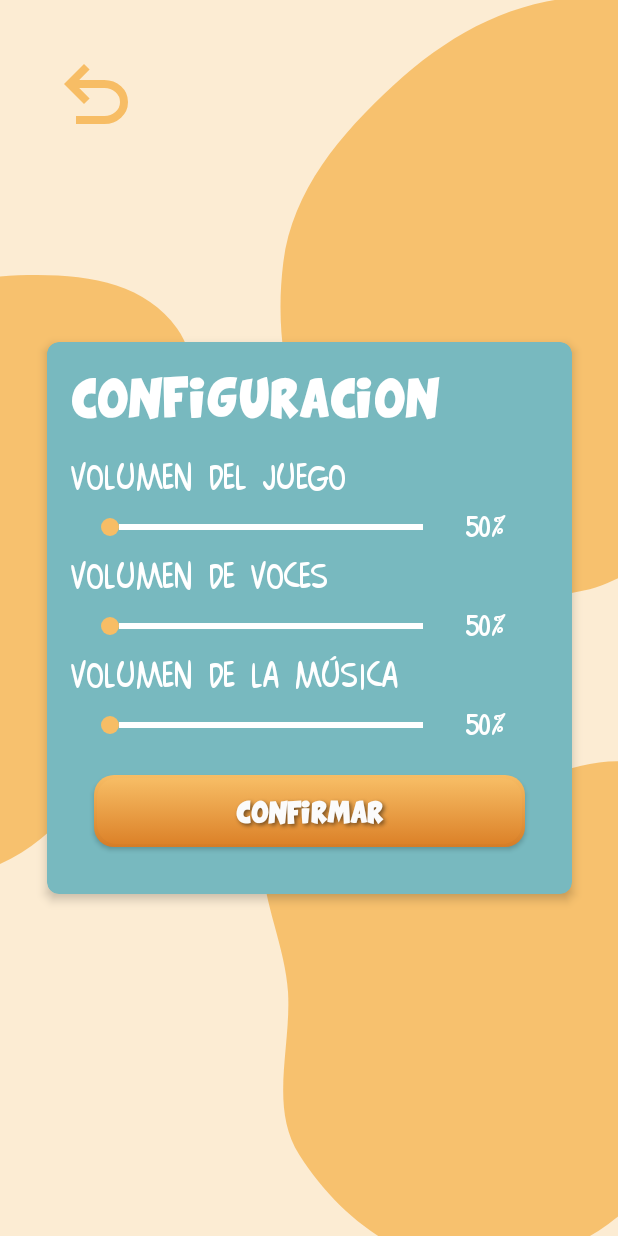
After one commit to Ationno/Mi-Caballo-Zanahorio, an Android app: the PatientConfigGameFragment screen opened through its navigation route, on a phone screen of 412 x 824 dp. The commit adds this screen. Run offline under Robolectric (Android 15) with nearby library versions, the phone set to English and light mode, and no system bars; our stand-ins replace Room's generated code; 2 statements that could not run were skipped.

Commit message:
Agregada pagina de configuracion del juego para los pacientes (se modifico la base da datos). Se arreglaron algunos errores.

```diff
--- a/app/src/main/java/com/example/juegosdidacticos_limpiezadecaballo/MainActivity.kt
+++ b/app/src/main/java/com/example/juegosdidacticos_limpiezadecaballo/MainActivity.kt
@@ -21,7 +21,6 @@
         binding = MainPageBinding.inflate(layoutInflater)
         setContentView(binding.root)
 
-        // Initialize NavController
         val navHostFragment =
             supportFragmentManager.findFragmentById(R.id.navHostFragment) as NavHostFragment
         navController = navHostFragment.navController
--- /dev/null
+++ b/app/src/main/java/com/example/juegosdidacticos_limpiezadecaballo/data/database/ConfigGameDao.kt
@@ -0,0 +1,33 @@
+package com.example.juegosdidacticos_limpiezadecaballo.data.database
+
+import androidx.room.Dao
+import androidx.room.Insert
+import androidx.room.OnConflictStrategy
+import androidx.room.Query
+import com.example.juegosdidacticos_limpiezadecaballo.data.model.ConfigGameEntity
+
+@Dao
+interface ConfigGameDao {
+    @Insert(onConflict = OnConflictStrategy.REPLACE)
+    suspend fun insertGameConfig(config: ConfigGameEntity)
+
+    @Query("DELETE FROM config_game_table WHERE patientId = :patientId")
+    suspend fun deleteGameConfigByPatientId(patientId: Int)
+
+    @Query(
+        """
+        UPDATE config_game_table
+        SET gameVolume = :gameVolume, voiceVolume = :voiceVolume, musicVolume = :musicVolume
+        WHERE patientId = :patientId
+    """
+    )
+    suspend fun updateGameConfigByPatientId(
+        patientId: Int,
+        gameVolume: Int,
+        voiceVolume: Int,
+        musicVolume: Int
+    )
+
+    @Query("SELECT * FROM config_game_table WHERE patientId = :patientId")
+    suspend fun getGameConfigByPatientId(patientId: Int): ConfigGameEntity?
+}
--- a/app/src/main/java/com/example/juegosdidacticos_limpiezadecaballo/data/database/UserDatabase.kt
+++ b/app/src/main/java/com/example/juegosdidacticos_limpiezadecaballo/data/database/UserDatabase.kt
@@ -6,22 +6,24 @@
 import androidx.room.RoomDatabase
 import androidx.room.TypeConverters
 import com.example.juegosdidacticos_limpiezadecaballo.data.model.ConfigEntity
+import com.example.juegosdidacticos_limpiezadecaballo.data.model.ConfigGameEntity
 import com.example.juegosdidacticos_limpiezadecaballo.data.model.PatientEntity
 import com.example.juegosdidacticos_limpiezadecaballo.data.model.TherapistEntity
 import com.example.juegosdidacticos_limpiezadecaballo.data.model.GameStateEntity
 import com.example.juegosdidacticos_limpiezadecaballo.utils.Converters
 
 @Database(
-    entities = [PatientEntity::class, TherapistEntity::class, GameStateEntity::class, ConfigEntity::class],
-    version = 14
+    entities = [PatientEntity::class, TherapistEntity::class, GameStateEntity::class, ConfigEntity::class, ConfigGameEntity::class],
+    version = 17
 )
-@TypeConverters(Converters::class) // Register the TypeConverter
+@TypeConverters(Converters::class)
 abstract class UserDatabase : RoomDatabase() {
 
     abstract fun patientDao(): PatientDao
     abstract fun therapistDao(): TherapistDao
     abstract fun gameStateDao(): GameStateDao
     abstract fun configDao(): ConfigDao
+    abstract fun configGameDao(): ConfigGameDao
 
     companion object {
         @Volatile
--- a/app/src/main/java/com/example/juegosdidacticos_limpiezadecaballo/data/model/NamedEntity.kt
+++ b/app/src/main/java/com/example/juegosdidacticos_limpiezadecaballo/data/model/NamedEntity.kt
@@ -6,4 +6,5 @@
 interface NamedEntity : Parcelable {
     val name: String
     val avatar: Avatar
+    val id: Int
 }
--- a/app/src/main/java/com/example/juegosdidacticos_limpiezadecaballo/data/model/PatientEntity.kt
+++ b/app/src/main/java/com/example/juegosdidacticos_limpiezadecaballo/data/model/PatientEntity.kt
@@ -9,7 +9,7 @@
 @Parcelize
 @Entity(tableName = "patient_table")
 data class PatientEntity(
-    @PrimaryKey(autoGenerate = true) val id: Int = 0,
+    @PrimaryKey(autoGenerate = true) override val id: Int = 0,
     override val name: String,
     val surname: String,
     val age: Int,
--- a/app/src/main/java/com/example/juegosdidacticos_limpiezadecaballo/data/model/TherapistEntity.kt
+++ b/app/src/main/java/com/example/juegosdidacticos_limpiezadecaballo/data/model/TherapistEntity.kt
@@ -8,7 +8,7 @@
 @Parcelize
 @Entity(tableName = "therapist_table")
 data class TherapistEntity(
-    @PrimaryKey(autoGenerate = true) val id: Int = 0,
+    @PrimaryKey(autoGenerate = true) override val id: Int = 0,
     override val name: String,
     val surname: String,
     override val avatar: Avatar,
--- /dev/null
+++ b/app/src/main/java/com/example/juegosdidacticos_limpiezadecaballo/ui/fragment/PatientConfigGameFragment.kt
@@ -0,0 +1,126 @@
+package com.example.juegosdidacticos_limpiezadecaballo.ui.fragment
+
+import android.os.Bundle
+import android.view.LayoutInflater
+import android.view.View
+import android.view.ViewGroup
+import android.widget.SeekBar
+import android.widget.TextView
+import android.widget.Toast
+import androidx.fragment.app.Fragment
+import androidx.fragment.app.activityViewModels
+import androidx.lifecycle.lifecycleScope
+import androidx.navigation.fragment.findNavController
+import com.example.juegosdidacticos_limpiezadecaballo.R
+import com.example.juegosdidacticos_limpiezadecaballo.data.model.ConfigGameEntity
+import com.example.juegosdidacticos_limpiezadecaballo.data.model.PatientEntity
+import com.example.juegosdidacticos_limpiezadecaballo.data.model.TherapistEntity
+import com.example.juegosdidacticos_limpiezadecaballo.databinding.ConfigGamePatientBinding
+import com.example.juegosdidacticos_limpiezadecaballo.ui.viewmodel.UserViewModel
+import com.example.juegosdidacticos_limpiezadecaballo.utils.AvatarUtils.getAvatarType
+import com.example.juegosdidacticos_limpiezadecaballo.utils.BackgroundMusicPlayer
+import com.example.juegosdidacticos_limpiezadecaballo.utils.capitalizeFirstLetter
+import kotlinx.coroutines.launch
+
+class PatientConfigGameFragment : Fragment() {
+
+    private var _binding: ConfigGamePatientBinding? = null
+    private val binding get() = _binding!!
+
+    private val userViewModel: UserViewModel by activityViewModels()
+    private var selectedUser: PatientEntity? = null
+
+    override fun onCreateView(
+        inflater: LayoutInflater, container: ViewGroup?,
+        savedInstanceState: Bundle?
+    ): View {
+        _binding = ConfigGamePatientBinding.inflate(inflater, container, false)
+        return binding.root
+    }
+
+    override fun onViewCreated(view: View, savedInstanceState: Bundle?) {
+        super.onViewCreated(view, savedInstanceState)
+        arguments?.let {
+            selectedUser = it.getParcelable("selectedUser", PatientEntity::class.java)
+        }
+        val gameVolumeSeekBar = binding.gameVolumeSeekBar
+        val gameVolumePercentage = binding.gameVolumePercentage
+        val voiceVolumeSeekBar = binding.voiceVolumeSeekBar
+        val voiceVolumePercentage = binding.voiceVolumePercentage
+        val musicVolumeSeekBar = binding.musicVolumeSeekBar
+        val musicVolumePercentage = binding.musicVolumePercentage
+
+        selectedUser!!.id.let { id: Int ->
+            lifecycleScope.launch {
+
+                val configGame = userViewModel.getGameConfigByPatientId(id)!!
+
+                val gameVolume = configGame.gameVolume
+                val voiceVolume = configGame.voiceVolume
+                val musicVolume = configGame.musicVolume
+
+                gameVolumeSeekBar.progress = gameVolume
+                gameVolumePercentage.text = "$gameVolume%"
+
+                voiceVolumeSeekBar.progress = voiceVolume
+                voiceVolumePercentage.text = "$voiceVolume%"
+
+                musicVolumeSeekBar.progress = musicVolume
+                musicVolumePercentage.text = "$musicVolume%"
+            }
+        }
+
+        gameVolumeSeekBar.setOnSeekBarChangeListener(object : SeekBar.OnSeekBarChangeListener {
+            override fun onProgressChanged(seekBar: SeekBar?, progress: Int, fromUser: Boolean) {
+                gameVolumePercentage.text = "$progress%"
+                BackgroundMusicPlayer.setVolume(musicVolumeSeekBar.progress, progress)
+            }
+
+            override fun onStartTrackingTouch(seekBar: SeekBar?) {}
+            override fun onStopTrackingTouch(seekBar: SeekBar?) {}
+        })
+
+        voiceVolumeSeekBar.setOnSeekBarChangeListener(object : SeekBar.OnSeekBarChangeListener {
+            override fun onProgressChanged(seekBar: SeekBar?, progress: Int, fromUser: Boolean) {
+                voiceVolumePercentage.text = "$progress%"
+            }
+
+            override fun onStartTrackingTouch(seekBar: SeekBar?) {}
+            override fun onStopTrackingTouch(seekBar: SeekBar?) {}
+        })
+
+        musicVolumeSeekBar.setOnSeekBarChangeListener(object : SeekBar.OnSeekBarChangeListener {
+            override fun onProgressChanged(seekBar: SeekBar?, progress: Int, fromUser: Boolean) {
+                musicVolumePercentage.text = "$progress%"
+                BackgroundMusicPlayer.setVolume(progress, gameVolumeSeekBar.progress)
+            }
+
+            override fun onStartTrackingTouch(seekBar: SeekBar?) {}
+            override fun onStopTrackingTouch(seekBar: SeekBar?) {}
+        })
+
+        binding.confirmButton.setOnClickListener {
+            selectedUser!!.id.let { id: Int ->
+                lifecycleScope.launch {
+                    userViewModel.updateGameConfig(
+                        ConfigGameEntity(
+                            patientId = id,
+                            gameVolume = gameVolumeSeekBar.progress,
+                            voiceVolume = voiceVolumeSeekBar.progress,
+                            musicVolume = musicVolumeSeekBar.progress
+                        )
+                    )
+                    findNavController().navigate(R.id.action_PatientConfigGamePage_to_UserInitPage, Bundle().apply {
+                        putParcelable("selectedUser", selectedUser)
+                    })
+                }
+            }
+        }
+    }
+
+
+    override fun onDestroyView() {
+        super.onDestroyView()
+        _binding = null
+    }
+}
--- a/app/src/main/java/com/example/juegosdidacticos_limpiezadecaballo/ui/fragment/UserSelectionFragment.kt
+++ b/app/src/main/java/com/example/juegosdidacticos_limpiezadecaballo/ui/fragment/UserSelectionFragment.kt
@@ -17,6 +17,7 @@
 import com.example.juegosdidacticos_limpiezadecaballo.databinding.UserSelectionPageBinding
 import com.example.juegosdidacticos_limpiezadecaballo.ui.adapter.NamedEntityAdapter
 import com.example.juegosdidacticos_limpiezadecaballo.utils.AvatarUtils.getAvatarResource
+import com.example.juegosdidacticos_limpiezadecaballo.utils.BackgroundMusicPlayer
 import kotlinx.coroutines.launch
 
 class UserSelectionFragment : Fragment() {
@@ -40,6 +41,7 @@
     override fun onViewCreated(view: View, savedInstanceState: Bundle?) {
         super.onViewCreated(view, savedInstanceState)
 
+        BackgroundMusicPlayer.setVolume(50, 50)
         val recyclerView = binding.recyclerView
         val buttonPatients = binding.patients
         val profileAvatar = binding.profileExample
--- a/app/src/main/java/com/example/juegosdidacticos_limpiezadecaballo/utils/BackgroundMusicPlayer.kt
+++ b/app/src/main/java/com/example/juegosdidacticos_limpiezadecaballo/utils/BackgroundMusicPlayer.kt
@@ -13,8 +13,7 @@
             mediaPlayer = MediaPlayer.create(context, musicResId)
             mediaPlayer?.isLooping = true
             mediaPlayer?.start()
-            val sharedPrefs = context.getSharedPreferences("AppSettings", MODE_PRIVATE)
-            setVolume(sharedPrefs.getInt("musicVolume", 50), sharedPrefs.getInt("gameVolume", 50))
+            setVolume(50, 50)
         }
     }
 
--- a/app/src/main/java/com/example/juegosdidacticos_limpiezadecaballo/utils/Converters.kt
+++ b/app/src/main/java/com/example/juegosdidacticos_limpiezadecaballo/utils/Converters.kt
@@ -6,11 +6,11 @@
 class Converters {
     @TypeConverter
     fun fromDate(date: Date?): Long? {
-        return date?.time // Convert Date to Long (milliseconds since epoch)
+        return date?.time
     }
 
     @TypeConverter
     fun toDate(millisSinceEpoch: Long?): Date? {
-        return millisSinceEpoch?.let { Date(it) } // Convert Long to Date
+        return millisSinceEpoch?.let { Date(it) }
     }
 }
--- /dev/null
+++ b/app/src/main/res/layout/config_game_patient.xml
@@ -0,0 +1,159 @@
+<?xml version="1.0" encoding="utf-8"?>
+<androidx.constraintlayout.widget.ConstraintLayout xmlns:android="http://schemas.android.com/apk/res/android"
+    android:layout_width="match_parent"
+    android:layout_height="match_parent"
+    xmlns:app="http://schemas.android.com/apk/res-auto">
+
+    <androidx.cardview.widget.CardView
+        android:layout_width="350dp"
+        android:layout_height="wrap_content"
+        app:cardBackgroundColor="@color/light_blue"
+        app:cardCornerRadius="8dp"
+        app:cardElevation="4dp"
+        app:layout_constraintBottom_toBottomOf="parent"
+        app:layout_constraintEnd_toEndOf="parent"
+        app:layout_constraintStart_toStartOf="parent"
+        app:layout_constraintTop_toTopOf="parent">
+
+        <androidx.constraintlayout.widget.ConstraintLayout
+            android:layout_width="match_parent"
+            android:layout_height="wrap_content"
+            android:padding="16dp">
+
+            <TextView
+                android:id="@+id/infoTitle"
+                android:layout_width="wrap_content"
+                android:layout_height="wrap_content"
+                android:layout_marginEnd="20dp"
+                android:fontFamily="@font/comixloud"
+                android:text="@string/configuration"
+                android:textColor="@color/white"
+                android:textSize="18sp"
+                app:layout_constraintStart_toStartOf="parent"
+                app:layout_constraintTop_toTopOf="parent" />
+
+            <LinearLayout
+                android:layout_width="match_parent"
+                android:layout_height="wrap_content"
+                android:layout_marginTop="20dp"
+                android:orientation="vertical"
+                app:layout_constraintTop_toBottomOf="@id/infoTitle">
+
+                <TextView
+                    android:layout_width="match_parent"
+                    android:layout_height="wrap_content"
+                    android:fontFamily="@font/comixregular"
+                    android:text="@string/game_volume"
+                    android:textColor="@color/white"
+                    android:textSize="25sp" />
+
+                <LinearLayout
+                    android:layout_width="match_parent"
+                    android:layout_height="wrap_content"
+                    android:gravity="center_vertical"
+                    android:orientation="horizontal">
+
+                    <SeekBar
+                        android:id="@+id/gameVolumeSeekBar"
+                        android:layout_width="0dp"
+                        android:layout_height="wrap_content"
+                        android:layout_margin="10dp"
+                        android:layout_weight="1"
+                        android:max="100"
+                        android:progressDrawable="@drawable/seek_bar"
+                        android:thumb="@drawable/seek_thumb" />
+
+                    <TextView
+                        android:id="@+id/gameVolumePercentage"
+                        android:layout_width="35dp"
+                        android:layout_height="wrap_content"
+                        android:layout_marginEnd="20dp"
+                        android:fontFamily="@font/comixregular"
+                        android:text="50%"
+                        android:textColor="@color/white"
+                        android:textSize="20sp" />
+                </LinearLayout>
+
+                <TextView
+                    android:layout_width="match_parent"
+                    android:layout_height="wrap_content"
+                    android:fontFamily="@font/comixregular"
+                    android:text="@string/voice_volume"
+                    android:textColor="@color/white"
+                    android:textSize="25sp" />
+
+                <LinearLayout
+                    android:layout_width="match_parent"
+                    android:layout_height="wrap_content"
+                    android:gravity="center_vertical"
+                    android:orientation="horizontal">
+
+                    <SeekBar
+                        android:id="@+id/voiceVolumeSeekBar"
+                        android:layout_width="0dp"
+                        android:layout_height="wrap_content"
+                        android:layout_margin="10dp"
+                        android:layout_weight="1"
+                        android:max="100"
+                        android:progressDrawable="@drawable/seek_bar"
+                        android:thumb="@drawable/seek_thumb" />
+
+                    <TextView
+                        android:id="@+id/voiceVolumePercentage"
+                        android:layout_width="35dp"
+                        android:layout_height="wrap_content"
+                        android:layout_marginEnd="20dp"
+                        android:fontFamily="@font/comixregular"
+                        android:text="50%"
+                        android:textColor="@color/white"
+                        android:textSize="20sp" />
+                </LinearLayout>
+
+                <TextView
+                    android:layout_width="match_parent"
+                    android:layout_height="wrap_content"
+                    android:fontFamily="@font/comixregular"
+                    android:text="@string/music_volume"
+                    android:textColor="@color/white"
+                    android:textSize="25sp" />
+
+                <LinearLayout
+                    android:layout_width="match_parent"
+                    android:layout_height="wrap_content"
+                    android:gravity="center_vertical"
+                    android:orientation="horizontal">
+
+                    <SeekBar
+                        android:id="@+id/musicVolumeSeekBar"
+                        android:layout_width="0dp"
+                        android:layout_height="wrap_content"
+                        android:layout_margin="10dp"
+                        android:layout_weight="1"
+                        android:max="100"
+                        android:progressDrawable="@drawable/seek_bar"
+                        android:thumb="@drawable/seek_thumb" />
+
+                    <TextView
+                        android:id="@+id/musicVolumePercentage"
+                        android:layout_width="35dp"
+                        android:layout_height="wrap_content"
+                        android:layout_marginEnd="20dp"
+                        android:fontFamily="@font/comixregular"
+                        android:text="50%"
+                        android:textColor="@color/white"
+                        android:textSize="20sp" />
+                </LinearLayout>
+
+                <android.widget.Button
+                    android:id="@+id/confirmButton"
+                    style="@style/ButtonStyleMenu"
+                    android:layout_width="match_parent"
+                    android:layout_height="wrap_content"
+                    android:paddingVertical="8sp"
+                    android:text="@string/confirm_button"
+                    android:textSize="10sp" />
+            </LinearLayout>
+        </androidx.constraintlayout.widget.ConstraintLayout>
+    </androidx.cardview.widget.CardView>
+
+</androidx.constraintlayout.widget.ConstraintLayout>
--- a/app/src/main/res/layout/user_init_page.xml
+++ b/app/src/main/res/layout/user_init_page.xml
@@ -78,7 +78,7 @@
             android:visibility="gone" />
 
         <android.widget.Button
-            android:id="@+id/informationButton"
+            android:id="@+id/gameConfigButton"
             style="@style/ButtonStyleMenu"
             android:text="@string/configuration"
             android:textSize="16sp"
--- a/app/src/main/res/navigation/nav_graph.xml
+++ b/app/src/main/res/navigation/nav_graph.xml
@@ -43,11 +43,25 @@
             android:id="@+id/action_UserInitPage_to_UserSelectionHistoryPage"
             app:destination="@id/UserSelectionHistoryPage" />
         <action
+            android:id="@+id/action_UserInitPage_to_PatientConfigGamePage"
+            app:destination="@id/PatientConfigGamePage">
+            <argument
+                android:name="selectedUser"
+                app:argType="com.example.juegosdidacticos_limpiezadecaballo.data.model.PatientEntity" />
+        </action>
+        <action
             android:id="@+id/action_UserInitPage_to_TherapistConfigPage"
             app:destination="@id/TherapistConfigPage">
             <argument
                 android:name="selectedUser"
                 app:argType="com.example.juegosdidacticos_limpiezadecaballo.data.model.TherapistEntity" />
+        </action>
+        <action
+            android:id="@+id/action_UserInitPage_to_UserHistoryPage"
+            app:destination="@id/UserHistoryPage">
+            <argument
+                android:name="selectedUser"
+                app:argType="com.example.juegosdidacticos_limpiezadecaballo.data.model.PatientEntity" />
         </action>
     </fragment>
     <fragment
@@ -132,6 +146,18 @@
         android:id="@+id/UserHistoryPage"
         android:name="com.example.juegosdidacticos_limpiezadecaballo.ui.fragment.UserHistoryFragment"
         android:label="User History Page"
-        tools:layout="@layout/user_history_page">
+        tools:layout="@layout/user_history_page"/>
+    <fragment
+        android:id="@+id/PatientConfigGamePage"
+        android:name="com.example.juegosdidacticos_limpiezadecaballo.ui.fragment.PatientConfigGameFragment"
+        android:label="User Config Game Page"
+        tools:layout="@layout/config_game_patient">
+        <action
+            android:id="@+id/action_PatientConfigGamePage_to_UserInitPage"
+            app:destination="@id/UserInitPage">
+            <argument
+                android:name="selectedUser"
+                app:argType="com.example.juegosdidacticos_limpiezadecaballo.data.model.NamedEntity" />
+        </action>
     </fragment>
 </navigation>
```
Also changed, not shown: app/src/main/java/com/example/juegosdidacticos_limpiezadecaballo/GameActivity.kt (+35 -16 lines), app/src/main/java/com/example/juegosdidacticos_limpiezadecaballo/data/model/ConfigGameEntity.kt (added, +15 -0 lines), app/src/main/java/com/example/juegosdidacticos_limpiezadecaballo/ui/fragment/UserInitFragment.kt (+28 -1 lines), app/src/main/java/com/example/juegosdidacticos_limpiezadecaballo/ui/viewmodel/UserViewModel.kt (+40 -14 lines).
